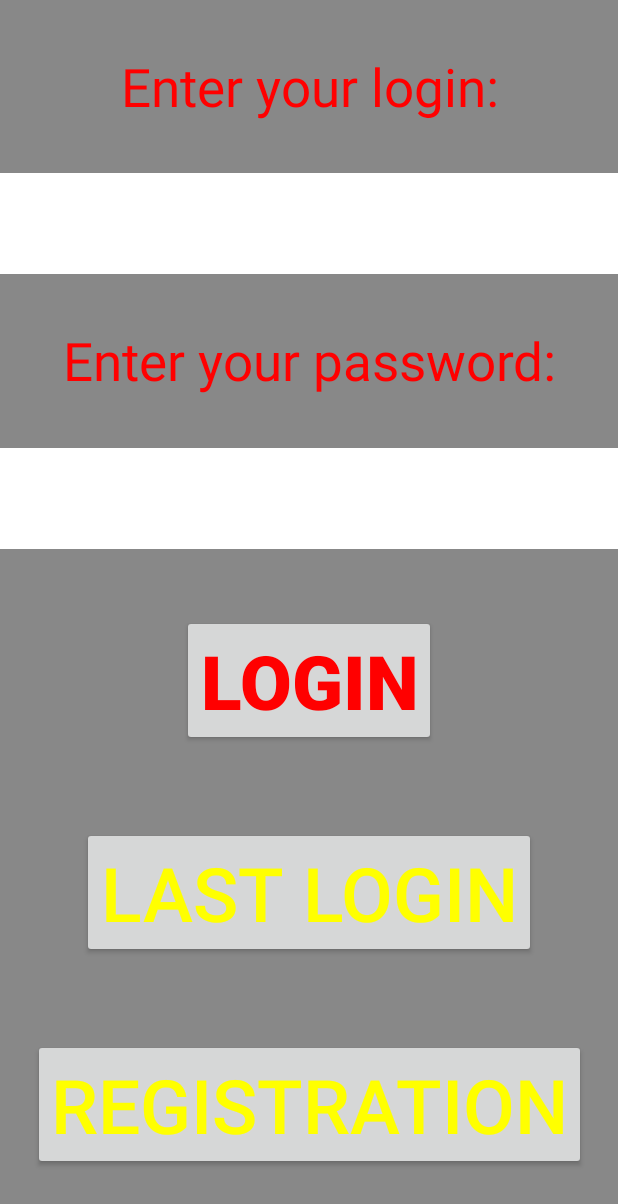
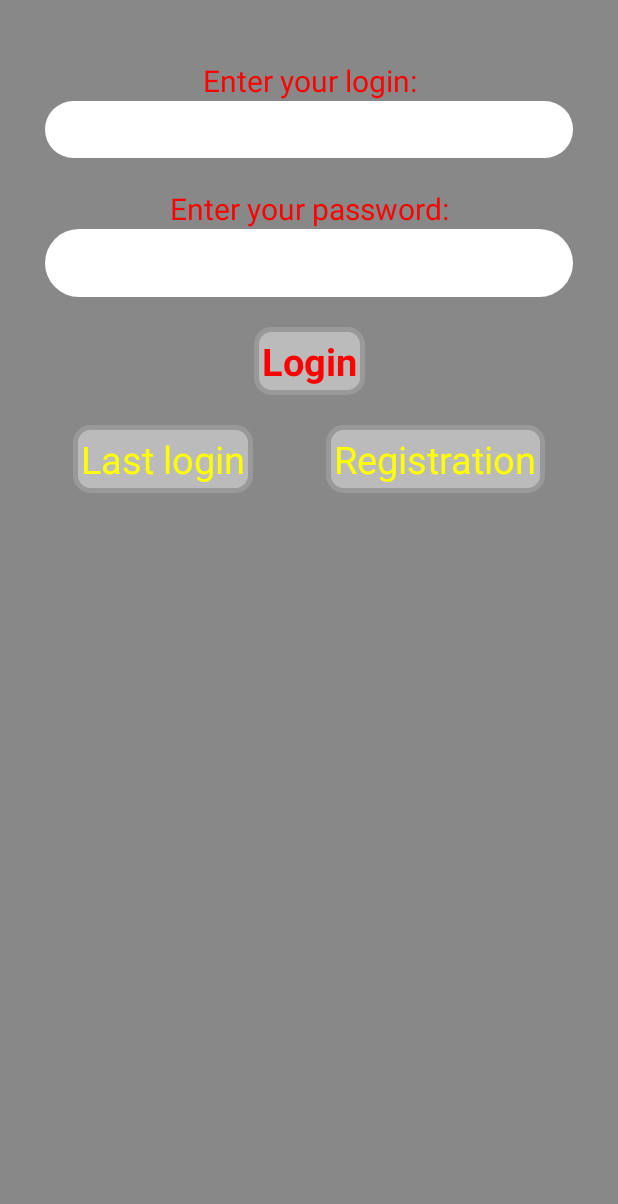
Before and after one commit to NestorLozynskyi/testChat, an Android app: the screen it shows after launch (MainActivity), on a phone screen of 412 x 824 dp. Shown: the top 1204 px of the screen. Run offline under Robolectric (Android 15) with nearby library versions, the phone set to English and light mode, and no system bars; libraries missing offline, so code that uses them is left out: com.neovisionaries.ws; 3 statements that could not run were skipped.

Commit message:
design fix

```diff
--- a/app/src/main/java/com/example/chattest/ui/screens/authorization/AuthorizationFragment.kt
+++ b/app/src/main/java/com/example/chattest/ui/screens/authorization/AuthorizationFragment.kt
@@ -13,7 +13,7 @@ class AuthorizationFragment : BaseFragment<FragmentAuthorizationBinding>(Fragmen
     override fun created() {
         viewModel.connect()
         with(binding) {
-            next.setOnClickListener {
+            login.setOnClickListener {
                 viewModel.login(editLogin.text.toString(), editPass.text.toString())
             }
             registration.setOnClickListener {
--- a/app/src/main/java/com/example/chattest/ui/screens/chat/MessageAdapter.kt
+++ b/app/src/main/java/com/example/chattest/ui/screens/chat/MessageAdapter.kt
@@ -1,5 +1,6 @@
 package com.example.chattest.ui.screens.chat
 
+import android.content.Context
 import com.example.chattest.R
 import com.example.chattest.base.BaseAdapter
 import com.example.chattest.base.ViewHolder
@@ -8,7 +9,7 @@ import com.example.chattest.databinding.ItemChatBinding
 import com.example.chattest.utils.extensions.gone
 import com.example.chattest.utils.extensions.visible
 
-class MessageAdapter(private val uId: Int) : BaseAdapter<Message>(R.layout.item_chat) {
+class MessageAdapter(private val uId: Int, private val cont: Context) : BaseAdapter<Message>(R.layout.item_chat) {
     override fun bindViewHolder(holder: ViewHolder, data: Message) {
         holder.itemView.apply {
             val binding = ItemChatBinding.bind(this)
@@ -20,6 +21,7 @@ class MessageAdapter(private val uId: Int) : BaseAdapter<Message>(R.layout.item_
                         llMy.visible()
                     } else {
                         tvInterlocutor.text = message
+                        tvInterlocutorName.text = cont.resources.getString(R.string.user_id, userId)
                         llInterlocutor.visible()
                         llMy.gone()
                     }
--- /dev/null
+++ b/app/src/main/res/drawable/bg_btn.xml
@@ -0,0 +1,8 @@
+<?xml version="1.0" encoding="utf-8"?>
+<shape xmlns:android="http://schemas.android.com/apk/res/android"
+    android:shape="rectangle">
+    <corners android:radius="10dp" />
+    <solid android:color="@color/gray_light" />
+    <stroke android:color="@color/grey"
+        android:width="3dp"/>
+</shape>
--- /dev/null
+++ b/app/src/main/res/drawable/bg_edit_text.xml
@@ -0,0 +1,6 @@
+<?xml version="1.0" encoding="utf-8"?>
+<shape xmlns:android="http://schemas.android.com/apk/res/android"
+    android:shape="rectangle">
+    <corners android:radius="27dp" />
+    <solid android:color="@color/white" />
+</shape>
--- a/app/src/main/res/layout/fragment_authorization.xml
+++ b/app/src/main/res/layout/fragment_authorization.xml
@@ -12,7 +12,8 @@
         android:textColor="@color/red"
         android:gravity="center"
         android:text="Enter your login:"
-        android:textSize="35sp"
+        android:textSize="20sp"
+        android:layout_marginTop="40dp"
         app:layout_constraintTop_toTopOf="parent"
         app:layout_constraintBottom_toTopOf="@+id/editLogin"
         app:layout_constraintStart_toStartOf="parent"
@@ -22,12 +23,15 @@
         android:layout_width="match_parent"
         android:layout_height="wrap_content"
         android:textColor="@color/black"
-        android:background="@color/white"
+        android:background="@drawable/bg_edit_text"
         android:gravity="center"
-        android:textSize="50sp"
+        android:textSize="20sp"
         android:nextFocusDown="@id/editPass"
         android:maxLines="1"
         android:inputType="text"
+        android:padding="5dp"
+        android:layout_marginHorizontal="30dp"
+        android:textCursorDrawable="@color/black"
         app:layout_constraintTop_toBottomOf="@+id/textLogin"
         app:layout_constraintBottom_toTopOf="@+id/textPass"
         app:layout_constraintStart_toStartOf="parent"
@@ -38,8 +42,9 @@
         android:layout_height="wrap_content"
         android:textColor="@color/red"
         android:gravity="center"
-        android:textSize="35sp"
+        android:textSize="20sp"
         android:text="Enter your password:"
+        android:layout_marginTop="20dp"
         app:layout_constraintTop_toBottomOf="@+id/editLogin"
         app:layout_constraintBottom_toTopOf="@+id/editPass"
         app:layout_constraintStart_toStartOf="parent"
@@ -49,55 +54,62 @@
         android:layout_width="match_parent"
         android:layout_height="wrap_content"
         android:textColor="@color/black"
-        android:background="@color/white"
+        android:background="@drawable/bg_edit_text"
         android:gravity="center"
-        android:textSize="50sp"
+        android:textSize="25sp"
         android:nextFocusDown="@id/next"
         android:maxLines="1"
         android:inputType="textPassword"
+        android:layout_marginHorizontal="30dp"
+        android:padding="5dp"
+        android:textCursorDrawable="@color/black"
         app:layout_constraintTop_toBottomOf="@+id/textPass"
-        app:layout_constraintBottom_toTopOf="@+id/next"
+        app:layout_constraintBottom_toTopOf="@+id/login"
         app:layout_constraintStart_toStartOf="parent"
         app:layout_constraintEnd_toEndOf="parent"/>
 
-    <Button
-        android:id="@+id/next"
+    <TextView
+        android:id="@+id/login"
         android:layout_width="wrap_content"
         android:layout_height="wrap_content"
         android:text="Login"
-        android:textSize="50sp"
+        android:textSize="25sp"
         android:textColor="@color/red"
+        android:background="@drawable/bg_btn"
         android:textStyle="bold"
-        android:layout_margin="10dp"
+        android:padding="5dp"
+        android:layout_marginTop="20dp"
         app:layout_constraintTop_toBottomOf="@+id/editPass"
         app:layout_constraintBottom_toTopOf="@+id/token"
         app:layout_constraintStart_toStartOf="parent"
         app:layout_constraintEnd_toEndOf="parent"/>
 
-    <Button
+    <TextView
         android:id="@+id/token"
         android:layout_width="wrap_content"
         android:layout_height="wrap_content"
         android:text="Last login"
-        android:textSize="50sp"
+        android:textSize="25sp"
         android:textColor="@color/yellow"
-        android:layout_margin="10dp"
-        app:layout_constraintTop_toBottomOf="@+id/next"
-        app:layout_constraintBottom_toTopOf="@+id/registration"
+        android:background="@drawable/bg_btn"
+        android:padding="5dp"
+        android:layout_marginTop="20dp"
+        app:layout_constraintTop_toBottomOf="@+id/login"
         app:layout_constraintStart_toStartOf="parent"
-        app:layout_constraintEnd_toEndOf="parent"/>
+        app:layout_constraintEnd_toStartOf="@+id/registration"/>
 
-    <Button
+    <TextView
         android:id="@+id/registration"
         android:layout_width="wrap_content"
         android:layout_height="wrap_content"
         android:text="Registration"
-        android:textSize="50sp"
+        android:textSize="25sp"
         android:textColor="@color/yellow"
-        android:layout_margin="10dp"
-        app:layout_constraintTop_toBottomOf="@+id/token"
-        app:layout_constraintBottom_toBottomOf="parent"
-        app:layout_constraintStart_toStartOf="parent"
+        android:background="@drawable/bg_btn"
+        android:padding="5dp"
+        android:layout_marginTop="20dp"
+        app:layout_constraintTop_toBottomOf="@+id/login"
+        app:layout_constraintStart_toEndOf="@+id/token"
         app:layout_constraintEnd_toEndOf="parent"/>
 
 </androidx.constraintlayout.widget.ConstraintLayout>
--- a/app/src/main/res/values/colors.xml
+++ b/app/src/main/res/values/colors.xml
@@ -11,4 +11,6 @@
     <color name="red">#f00</color>
     <color name="yellow">#ff0</color>
     <color name="gray">#888</color>
+    <color name="grey">#999</color>
+    <color name="gray_light">#bbb</color>
 </resources>
--- a/app/src/main/res/values/strings.xml
+++ b/app/src/main/res/values/strings.xml
@@ -1,3 +1,4 @@
 <resources>
     <string name="app_name">ChatTest</string>
+    <string name="user_id">user id: %d</string>
 </resources>
```
Also changed, not shown: app/src/main/java/com/example/chattest/ui/screens/chat/ChatFragment.kt (+16 -1 lines), app/src/main/res/drawable/bg_btn_join.xml (added, +10 -0 lines), app/src/main/res/drawable/bg_btn_send.xml (added, +9 -0 lines), app/src/main/res/drawable/bg_input_chat_id.xml (added, +8 -0 lines), app/src/main/res/drawable/bg_input_message.xml (added, +7 -0 lines), app/src/main/res/drawable/bg_message_interlocutor.xml (added, +7 -0 lines), app/src/main/res/drawable/bg_message_my.xml (added, +7 -0 lines), app/src/main/res/layout/fragment_chat.xml (+23 -6 lines), app/src/main/res/layout/fragment_choose_chat.xml (+25 -20 lines), app/src/main/res/layout/fragment_registration.xml (+36 -21 lines), app/src/main/res/layout/item_chat.xml (+39 -12 lines).
